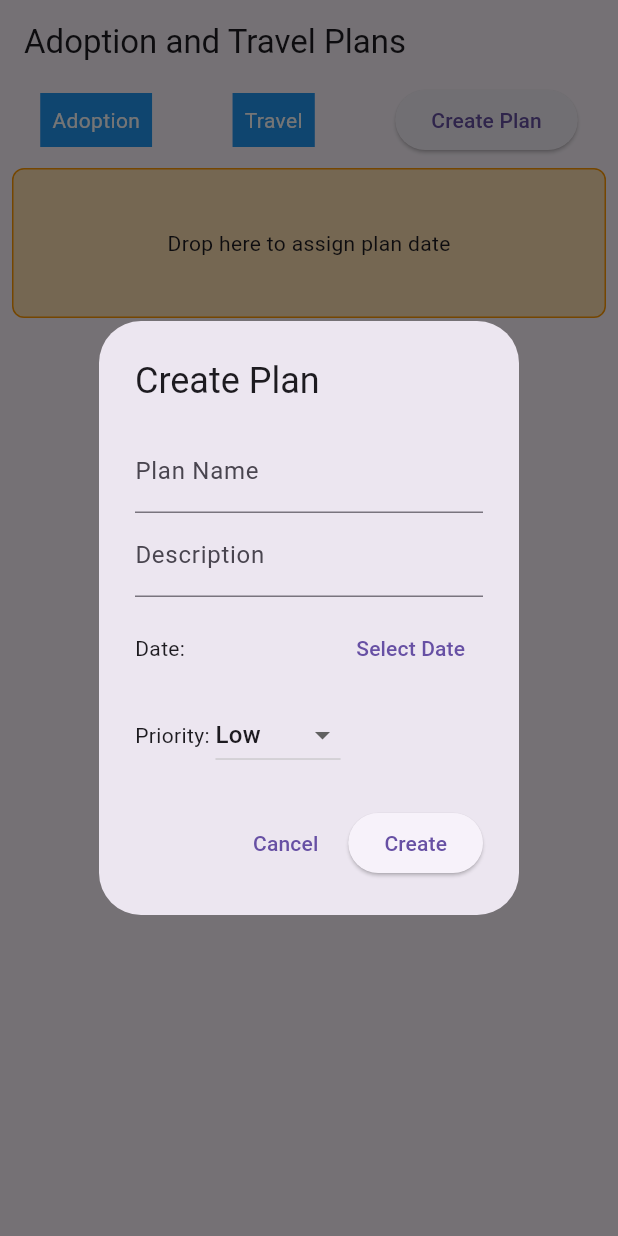
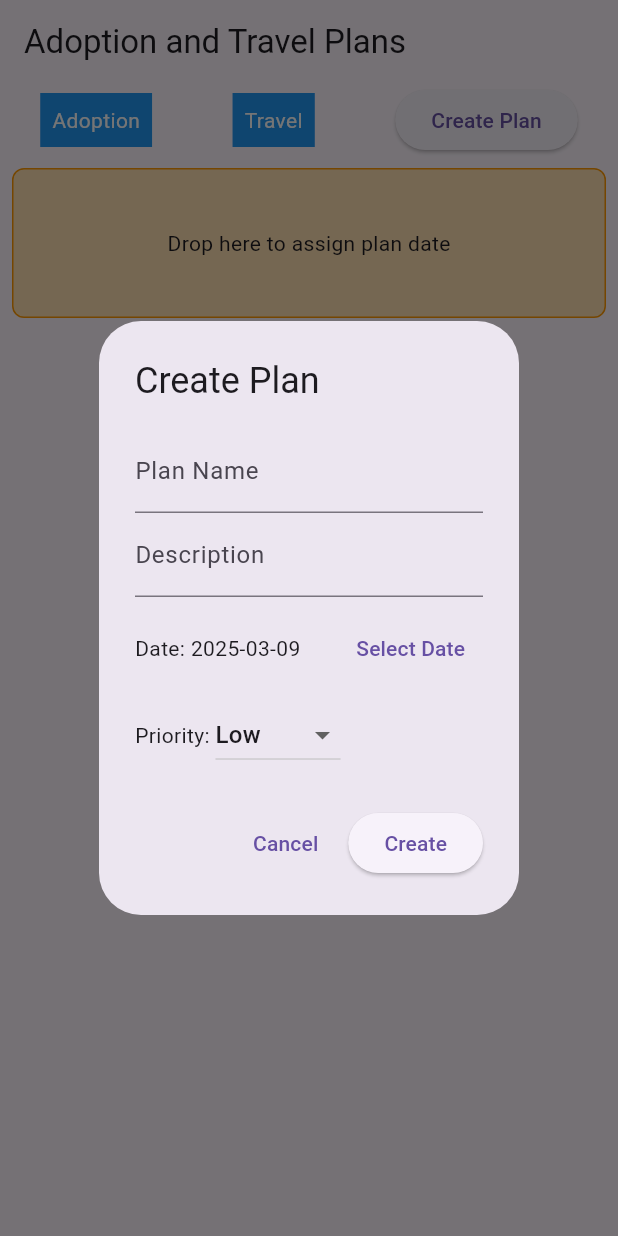
Before and after one commit to kamuluru1/cw04, a Flutter app: the screen it shows after launch, after a tap on "Create Plan", on a phone screen of 412 x 824 dp. Run offline on Flutter 3.47's test engine with Material 3 defaults, Android fonts, the phone set to English and light mode, and no system bars; our stand-ins replace sqflite; accounts and stored records are empty.

Commit message:
fixes problem in last commit where the date was not appearing

```diff
--- a/lib/main.dart
+++ b/lib/main.dart
@@ -1,6 +1,5 @@
 import 'package:flutter/material.dart';
 import 'database_helper.dart';
-
 
 class Plan {
   int? id;
@@ -64,6 +63,7 @@ class _PlanManagerScreenState extends State<PlanManagerScreen> {
     });
   }
 
+  // Updates an existing plan.
   void _updatePlan(Plan plan) {
     setState(() {
       int index = _plans.indexWhere((p) => p.id == plan.id);
@@ -74,6 +74,7 @@ class _PlanManagerScreenState extends State<PlanManagerScreen> {
     });
   }
 
+  // Deletes a plan.
   void _deletePlan(Plan plan) {
     setState(() {
       _plans.removeWhere((p) => p.id == plan.id);
@@ -130,7 +131,7 @@ class _PlanManagerScreenState extends State<PlanManagerScreen> {
                     SizedBox(height: 10),
                     Row(
                       children: [
-                        Text("Date: ${selectedDate.toLocal()}".split(' ')[0]),
+                        Text("Date: ${selectedDate.toLocal().toString().split(' ')[0]}"),
                         Spacer(),
                         TextButton(
                           child: Text("Select Date"),
@@ -230,7 +231,7 @@ class _PlanManagerScreenState extends State<PlanManagerScreen> {
               crossAxisAlignment: CrossAxisAlignment.start,
               children: [
                 Text(plan.description),
-                Text("Date: ${plan.date.toLocal()}".split(' ')[0]),
+                Text("Date: ${plan.date.toLocal().toString().split(' ')[0]}"),
                 Text("Priority: ${plan.priority}"),
               ],
             ),
```
